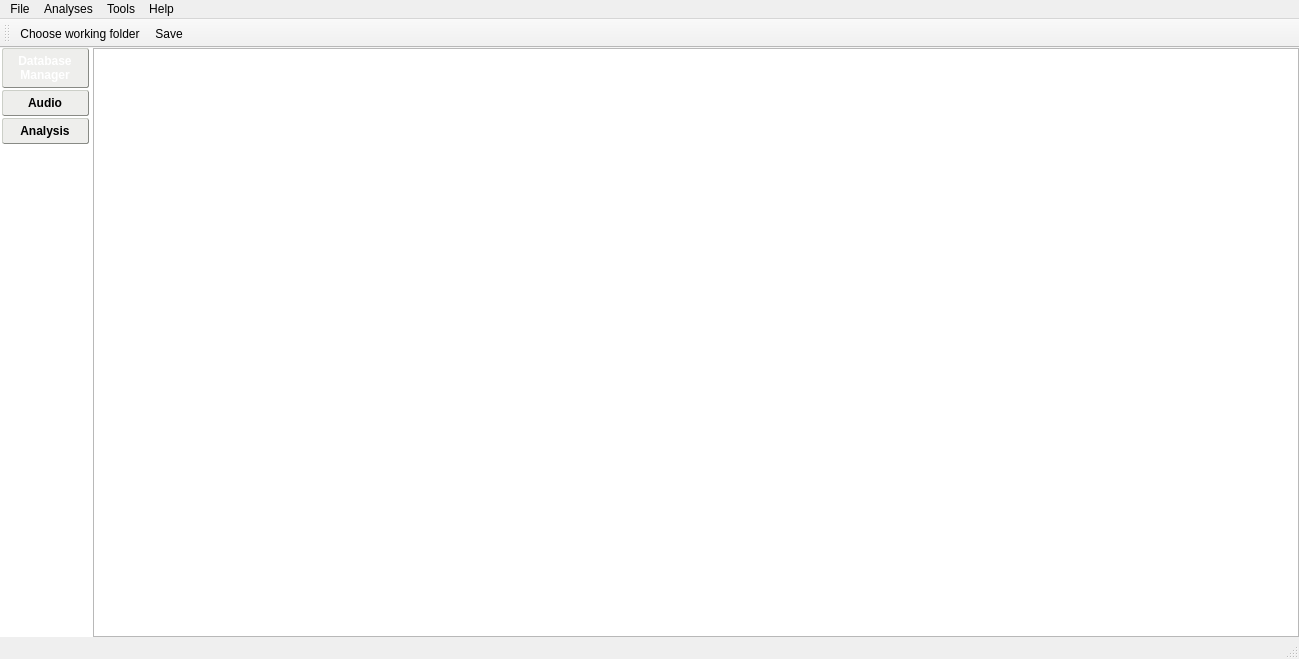
Above: gui/ecosongs.ui from Vin985/ecosongs before the change. Below: the same form after it.
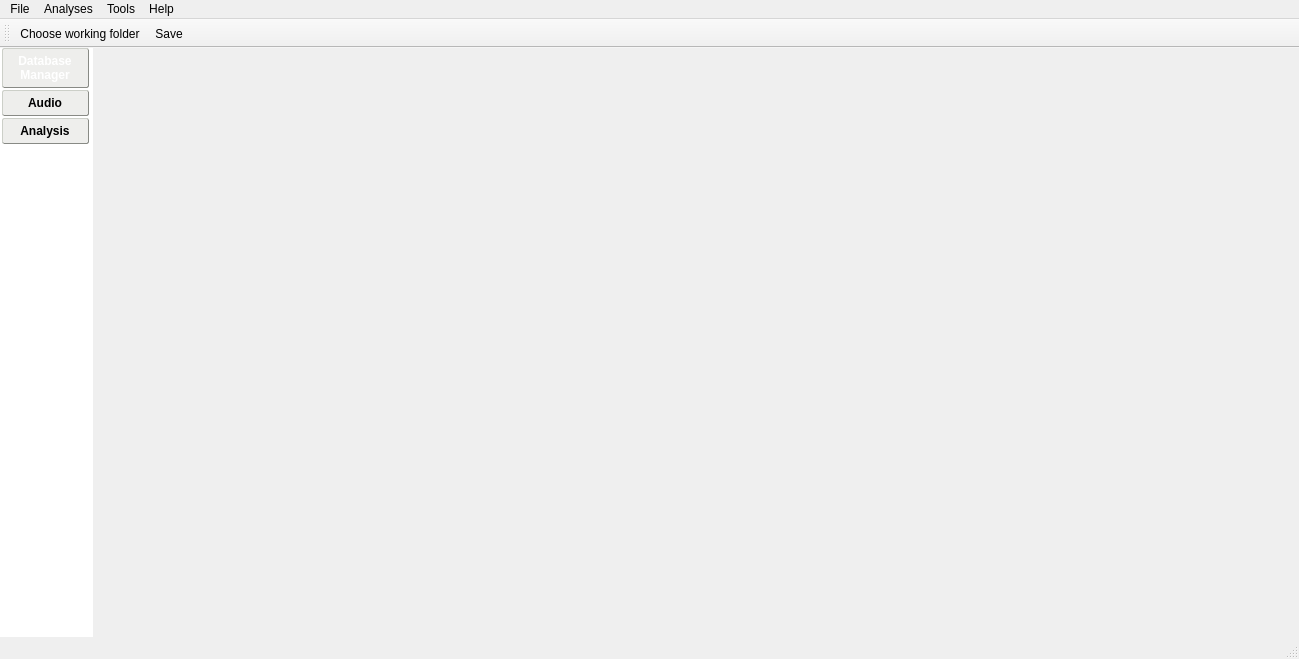
That is the form after the change. Icons and pictures are not drawn. Custom widgets are drawn as their Qt base class.

```diff
--- a/gui/ecosongs.ui
+++ b/gui/ecosongs.ui
@@ -259,33 +259,7 @@
        <property name="autoFillBackground">
         <bool>true</bool>
        </property>
-       <layout class="QHBoxLayout" name="horizontalLayout_2">
-        <property name="leftMargin">
-         <number>0</number>
-        </property>
-        <property name="topMargin">
-         <number>0</number>
-        </property>
-        <property name="rightMargin">
-         <number>0</number>
-        </property>
-        <property name="bottomMargin">
-         <number>0</number>
-        </property>
-        <item>
-         <widget class="QTableWidget" name="table">
-          <property name="minimumSize">
-           <size>
-            <width>90</width>
-            <height>0</height>
-           </size>
-          </property>
-          <property name="sizeAdjustPolicy">
-           <enum>QAbstractScrollArea::AdjustIgnored</enum>
-          </property>
-         </widget>
-        </item>
-       </layout>
+       <layout class="QGridLayout" name="gridLayout"/>
       </widget>
       <widget class="QWidget" name="audio_page">
        <layout class="QHBoxLayout" name="horizontalLayout_3">
@@ -425,6 +399,14 @@
    </property>
   </action>
  </widget>
+ <customwidgets>
+  <customwidget>
+   <class>DBExplorer</class>
+   <extends>QWidget</extends>
+   <header>gui/widgets/dbexplorer/DBExplorer.h</header>
+   <container>1</container>
+  </customwidget>
+ </customwidgets>
  <resources>
   <include location="ecosongs.qrc"/>
  </resources>
```
Left out of the diff: 2 changed lines with no effect on the pictures.
